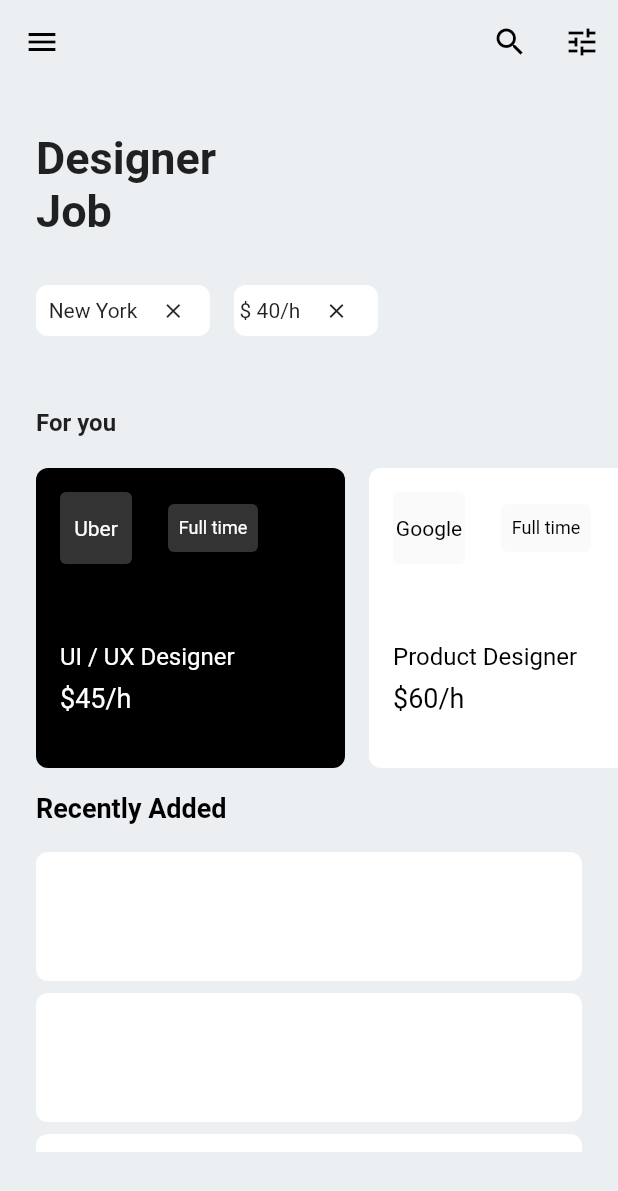
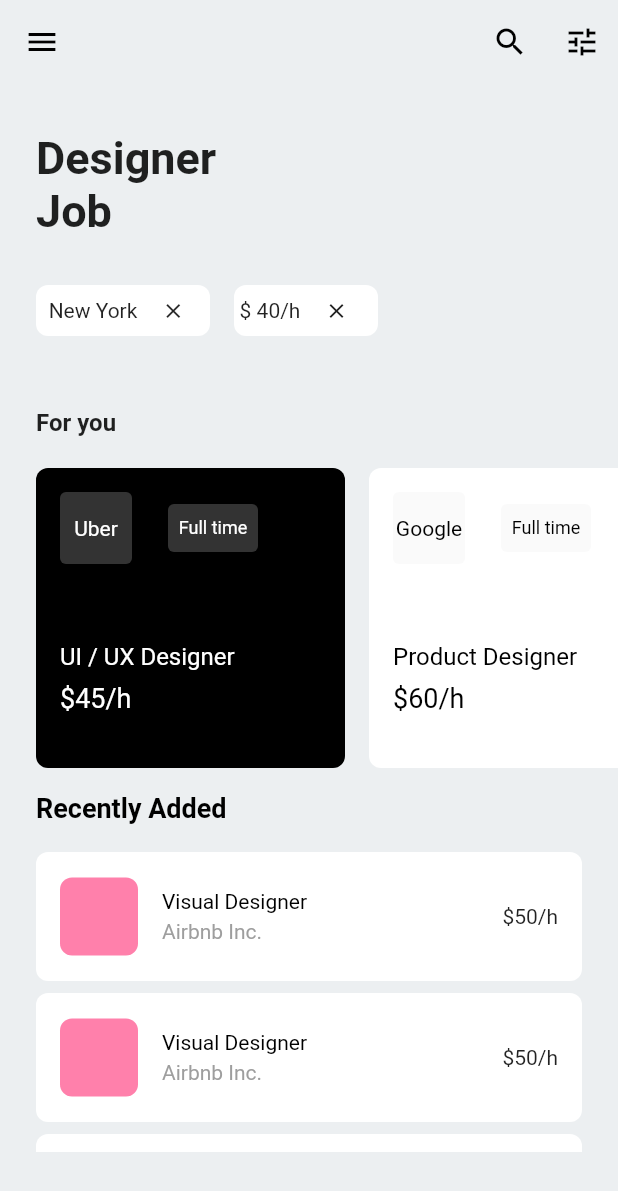
Before and after one commit to JAICHANGPARK/flutter_notebook_the_third_story, a Flutter app: the screen it shows after launch, on a phone screen of 412 x 824 dp. Shown: the top 1191 px of the screen. Run offline on Flutter 3.47's test engine with Material 2 defaults, Android fonts, the phone set to English and light mode, and no system bars; our stand-ins replace badges, dotted_border, fl_chart, google_fonts, page_transition, percent_indicator and 1 more.

Commit message:
Update main_page.dart

```diff
--- a/lib/job_finder_app/main_page.dart
+++ b/lib/job_finder_app/main_page.dart
@@ -306,11 +306,50 @@ class _MainPageState extends State<JopFinderMainPage> {
                       height: 200,
                       child: ListView.builder(itemBuilder: (context, index) {
                         return Container(
+                          padding: EdgeInsets.symmetric(horizontal: 16),
                           height: 86,
                           margin: EdgeInsets.only(bottom: 8),
                           decoration: BoxDecoration(
                               color: Colors.white,
                               borderRadius: BorderRadius.circular(8)),
+                          child: Row(
+                            children: <Widget>[
+                              Container(
+                                height: 52,
+                                width: 52,
+                                decoration: BoxDecoration(
+                                    color: Colors.pinkAccent.shade100,
+                                    borderRadius: BorderRadius.circular(8)),
+                              ),
+                              Padding(
+                                padding: const EdgeInsets.all(16.0),
+                                child: Column(
+                                  crossAxisAlignment: CrossAxisAlignment.start,
+                                  mainAxisAlignment: MainAxisAlignment.center,
+                                  children: <Widget>[
+                                    Text(
+                                      "Visual Designer",
+                                      style: TextStyle(
+                                        color: Colors.black,
+                                      ),
+                                    ),
+                                    SizedBox(
+                                      height: 4,
+                                    ),
+                                    Text(
+                                      "Airbnb Inc.",
+                                      style: TextStyle(
+                                        color: Colors.grey,
+                                      ),
+                                    )
+                                  ],
+                                ),
+                              ),
+                              Spacer(
+                              ),
+                              Text("\$50/h", )
+                            ],
+                          ),
                         );
                       }))
                 ],
```
